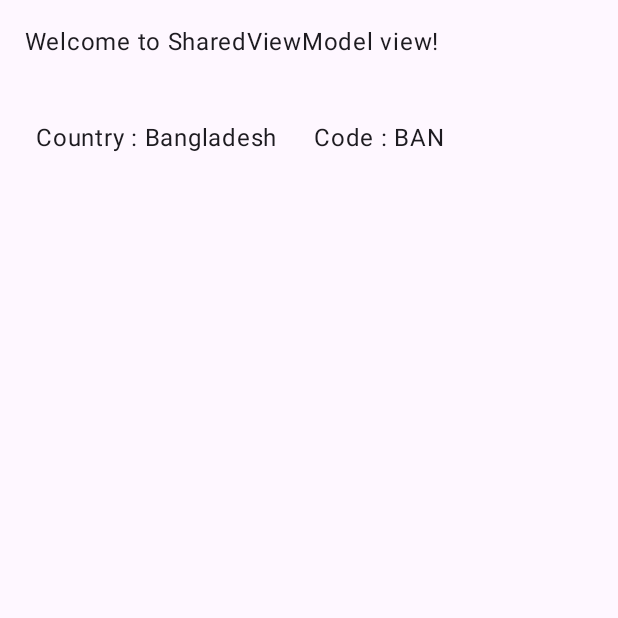
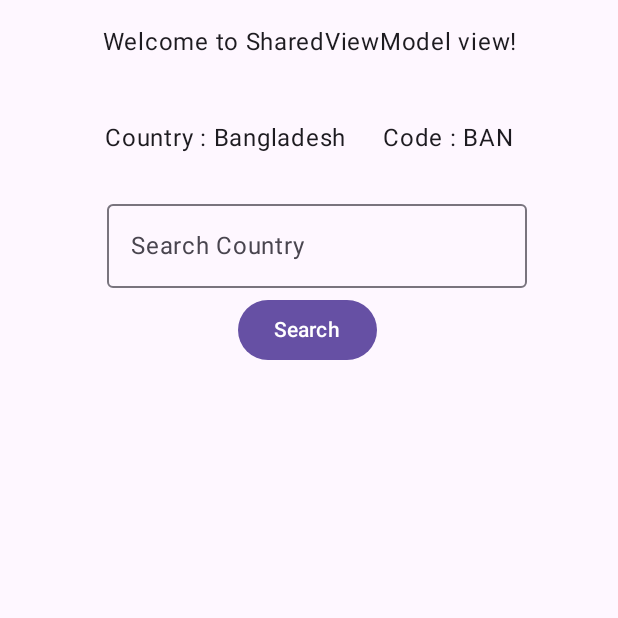
Before and after one commit to nahidhasan007/Compose, an Android app built with Jetpack Compose: the composable CheckCurrentValues shown on its own in the app's theme, on a phone screen of 412 x 824 dp, the top half of it. Run offline under Robolectric (Android 15) with nearby library versions, the phone set to English and light mode, and no system bars.

```diff
--- a/app/src/main/java/com/example/composebasic/navaigation/AppNavigation.kt
+++ b/app/src/main/java/com/example/composebasic/navaigation/AppNavigation.kt
@@ -28,7 +28,7 @@ fun appNavigation(viewModel: MainViewModel?) {
             LoginScreen(navController)
         }
         composable(route = Screen.Country.route) {
-            CountryList(viewModel = viewModel, navController)
+            CountryList(viewModel = viewModel, navController,sharedViewModel)
 
         }
         composable(
--- a/app/src/main/java/com/example/composebasic/screens/CheckSVMValues.kt
+++ b/app/src/main/java/com/example/composebasic/screens/CheckSVMValues.kt
@@ -1,19 +1,41 @@
 package com.example.composebasic.screens
 
+import android.util.Log
+import android.widget.Toast
 import androidx.compose.foundation.layout.Column
 import androidx.compose.foundation.layout.Row
 import androidx.compose.foundation.layout.fillMaxSize
+import androidx.compose.foundation.layout.height
 import androidx.compose.foundation.layout.padding
+import androidx.compose.foundation.text.KeyboardOptions
+import androidx.compose.material3.Button
+import androidx.compose.material3.ExperimentalMaterial3Api
+import androidx.compose.material3.OutlinedTextField
 import androidx.compose.material3.Text
 import androidx.compose.runtime.Composable
+import androidx.compose.runtime.getValue
+import androidx.compose.runtime.mutableStateOf
+import androidx.compose.runtime.remember
+import androidx.compose.runtime.setValue
+import androidx.compose.ui.Alignment
 import androidx.compose.ui.Modifier
+import androidx.compose.ui.platform.LocalContext
+import androidx.compose.ui.text.input.ImeAction
 import androidx.compose.ui.text.style.TextAlign
 import androidx.compose.ui.unit.dp
 import com.example.composebasic.viewmodel.SharedViewModel
 
+@OptIn(ExperimentalMaterial3Api::class)
 @Composable
 fun CheckCurrentValues(sharedViewModel: SharedViewModel) {
-    Column(Modifier.fillMaxSize()) {
+    var country: String by remember { mutableStateOf("") }
+    val context = LocalContext.current
+    Column(
+        modifier = Modifier
+            .fillMaxSize()
+            .padding(bottom = 16.dp),
+        horizontalAlignment = Alignment.CenterHorizontally
+    ) {
         Text(
             text = "Welcome to SharedViewModel view!",
             textAlign = TextAlign.Center,
@@ -26,5 +48,31 @@ fun CheckCurrentValues(sharedViewModel: SharedViewModel) {
             )
             Text(text = "Code : ${sharedViewModel.currentCountry.value.code}")
         }
+        OutlinedTextField(
+            value = country,
+            onValueChange = { country = it },
+            label = { Text("Search Country") },
+            singleLine = true,
+            keyboardOptions = KeyboardOptions(
+                imeAction = ImeAction.Next
+            ),
+            modifier = Modifier
+                .padding(bottom = 8.dp, start = 10.dp)
+        )
+        Button(
+            onClick = {
+                sharedViewModel.countries.value.forEach {
+                    if (it.name == country) {
+                        Toast.makeText(context, "${country} found", Toast.LENGTH_SHORT).show()
+                    }
+                }
+            },
+            modifier = Modifier
+                .height(40.dp) // Adjust the height of the button as needed
+                .padding(start = 8.dp, end = 10.dp)
+        ) {
+            Text("Search")
+        }
+        Log.e("CheckAllCountries", sharedViewModel.countries.value.toString())
     }
 }
--- a/app/src/main/java/com/example/composebasic/screens/CountryScreen.kt
+++ b/app/src/main/java/com/example/composebasic/screens/CountryScreen.kt
@@ -27,11 +27,12 @@ import androidx.navigation.NavController
 import com.example.composebasic.model.Nationality
 import com.example.composebasic.ui.theme.Primary
 import com.example.composebasic.viewmodel.MainViewModel
+import com.example.composebasic.viewmodel.SharedViewModel
 
 @SuppressLint("UnusedMaterial3ScaffoldPaddingParameter")
 @OptIn(ExperimentalMaterial3Api::class)
 @Composable
-fun CountryList(viewModel: MainViewModel?, navController: NavController) {
+fun CountryList(viewModel: MainViewModel?, navController: NavController, sharedViewModel: SharedViewModel) {
 
     val countries: State<List<Nationality>>? = viewModel?.countries?.collectAsState()
 
@@ -80,6 +81,9 @@ fun CountryList(viewModel: MainViewModel?, navController: NavController) {
                     )
                 }
                 if (countries != null) {
+
+                    sharedViewModel.storeCountry(countries.value)
+
                     items(countries.value) { country ->
                         Country(country = country, navController, viewModel)
                     }
--- a/app/src/main/java/com/example/composebasic/viewmodel/SharedViewModel.kt
+++ b/app/src/main/java/com/example/composebasic/viewmodel/SharedViewModel.kt
@@ -1,11 +1,21 @@
 package com.example.composebasic.viewmodel
 
 import androidx.compose.runtime.MutableState
+import androidx.compose.runtime.State
 import androidx.compose.runtime.mutableStateOf
 import androidx.lifecycle.ViewModel
 import com.example.composebasic.model.Nationality
 
 class SharedViewModel : ViewModel() {
-    var currentCountry : MutableState<Nationality> = mutableStateOf(Nationality("BAN","Bangladesh"))
+    var currentCountry: MutableState<Nationality> = mutableStateOf(Nationality("BAN", "Bangladesh"))
+
+
+    private val _countries: MutableState<List<Nationality>> = mutableStateOf(emptyList())
+    val countries: State<List<Nationality>> = _countries
+
+    fun storeCountry(nations : List<Nationality>) {
+        _countries.value = nations
+    }
+
 
 }
```
